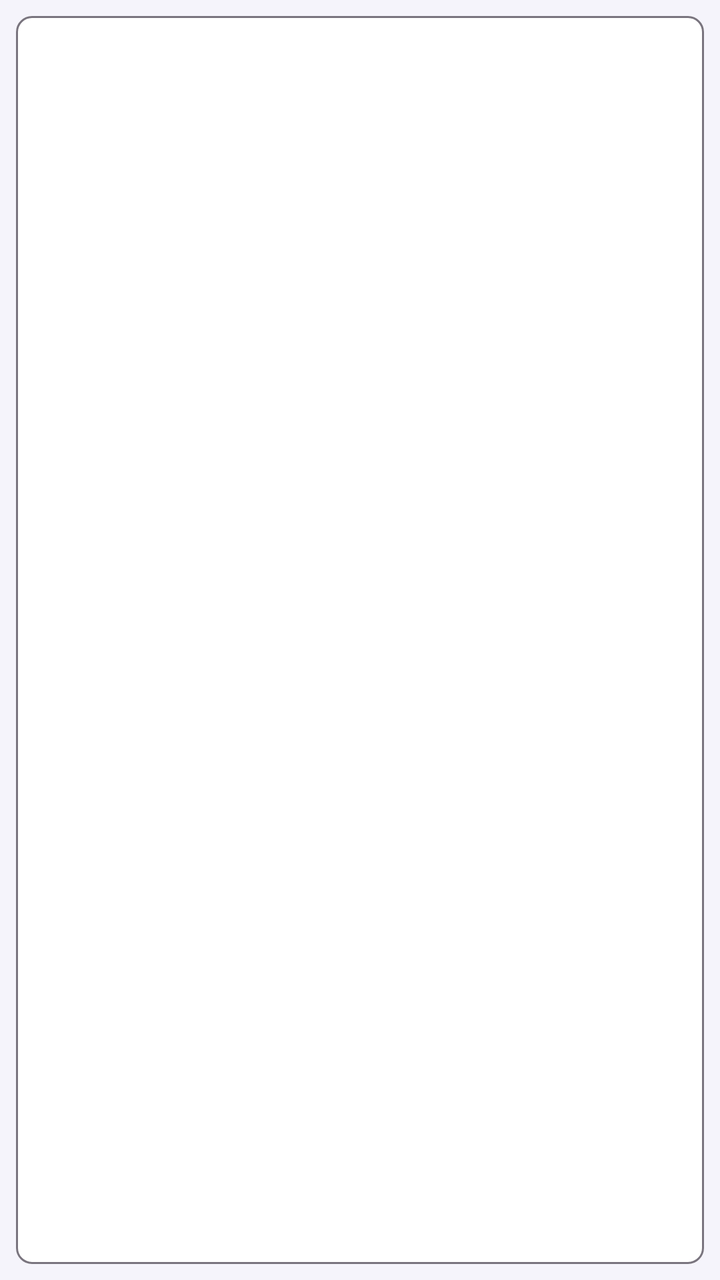
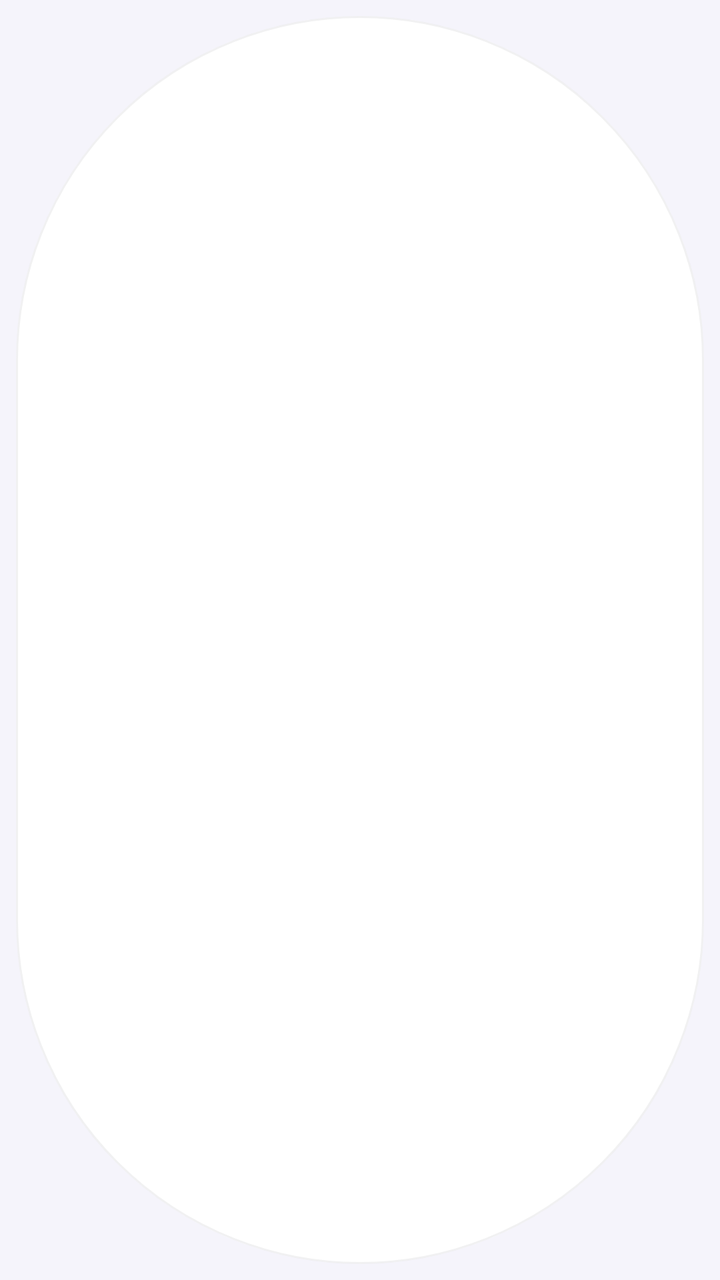

The first picture is an Android layout as it rendered before a commit; the second is the same layout after the commit. The layout source and the unified diff follow.
<!-- AndroidManifest.xml: application theme Theme.WebtoonTracker -->
<!-- res/layout/chip_filter.xml -->
<?xml version="1.0" encoding="utf-8"?>
<com.google.android.material.chip.Chip xmlns:android="http://schemas.android.com/apk/res/android"
    style="@style/Widget.Material3.Chip.Filter"
    android:layout_width="wrap_content"
    android:layout_height="wrap_content"
    android:checkable="true" />
<!-- resources referenced by this layout -->
<resources>
  <style name="Theme.WebtoonTracker" parent="Theme.Material3.DayNight.NoActionBar">
          <item name="colorPrimary">@color/brand</item>
          <item name="colorOnPrimary">#FFFFFF</item>
          <item name="colorSecondary">@color/accent</item>
          <item name="android:colorBackground">@color/screen_bg</item>
          <item name="colorSurface">@color/card_bg</item>
          <item name="android:statusBarColor">@color/screen_bg</item>
          <item name="android:navigationBarColor">@color/screen_bg</item>
      </style>
  <color name="brand">#6D4AFF</color>
  <color name="accent">#FFB020</color>
  <color name="screen_bg">#F5F4FB</color>
  <color name="card_bg">#FFFFFF</color>
</resources>

<!-- the commit's change to res/layout/chip_filter.xml (unified diff, before → after) -->
@@ -1,6 +1,14 @@
 <?xml version="1.0" encoding="utf-8"?>
 <com.google.android.material.chip.Chip xmlns:android="http://schemas.android.com/apk/res/android"
+    xmlns:app="http://schemas.android.com/apk/res-auto"
     style="@style/Widget.Material3.Chip.Filter"
     android:layout_width="wrap_content"
     android:layout_height="wrap_content"
-    android:checkable="true" />
+    android:checkable="true"
+    android:fontFamily="sans-serif-medium"
+    android:textColor="@color/chip_text"
+    app:checkedIconVisible="false"
+    app:chipBackgroundColor="@color/chip_bg"
+    app:chipCornerRadius="999dp"
+    app:chipStrokeColor="@color/hairline"
+    app:chipStrokeWidth="1dp" />
<!-- resource entries referenced after the edit -->
@@ -1,5 +1,6 @@
 <!-- resources referenced by this layout -->
 <resources>
+  <color name="hairline">#0F17142B</color>
   <style name="Theme.WebtoonTracker" parent="Theme.Material3.DayNight.NoActionBar">
           <item name="colorPrimary">@color/brand</item>
           <item name="colorOnPrimary">#FFFFFF</item>
